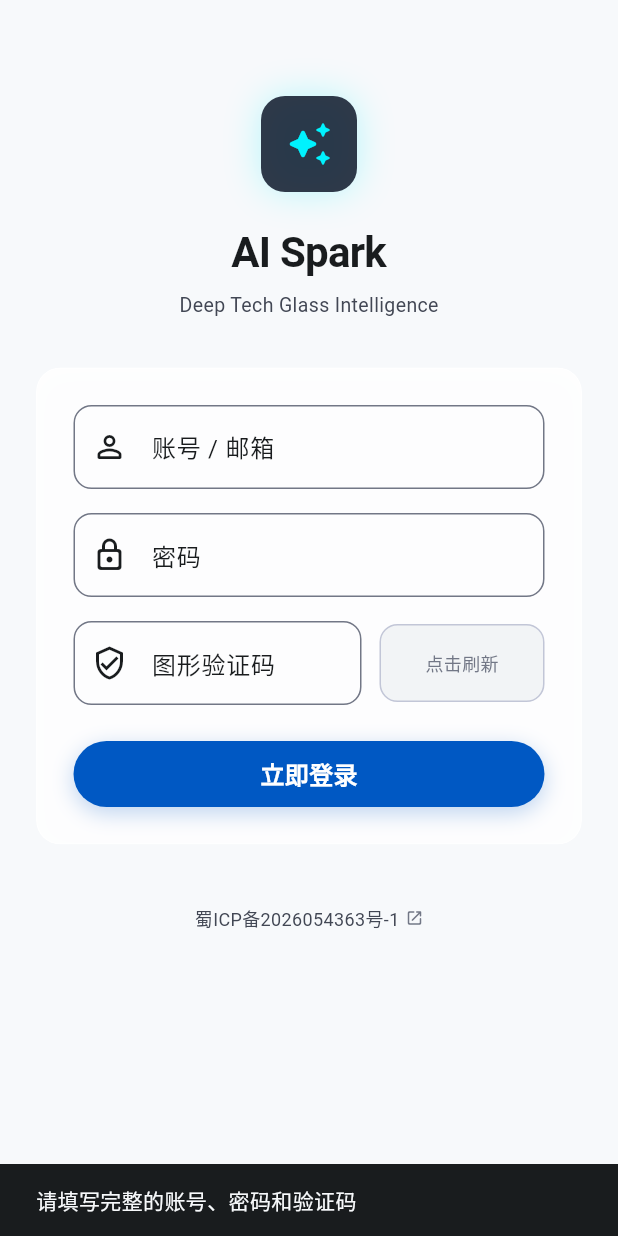
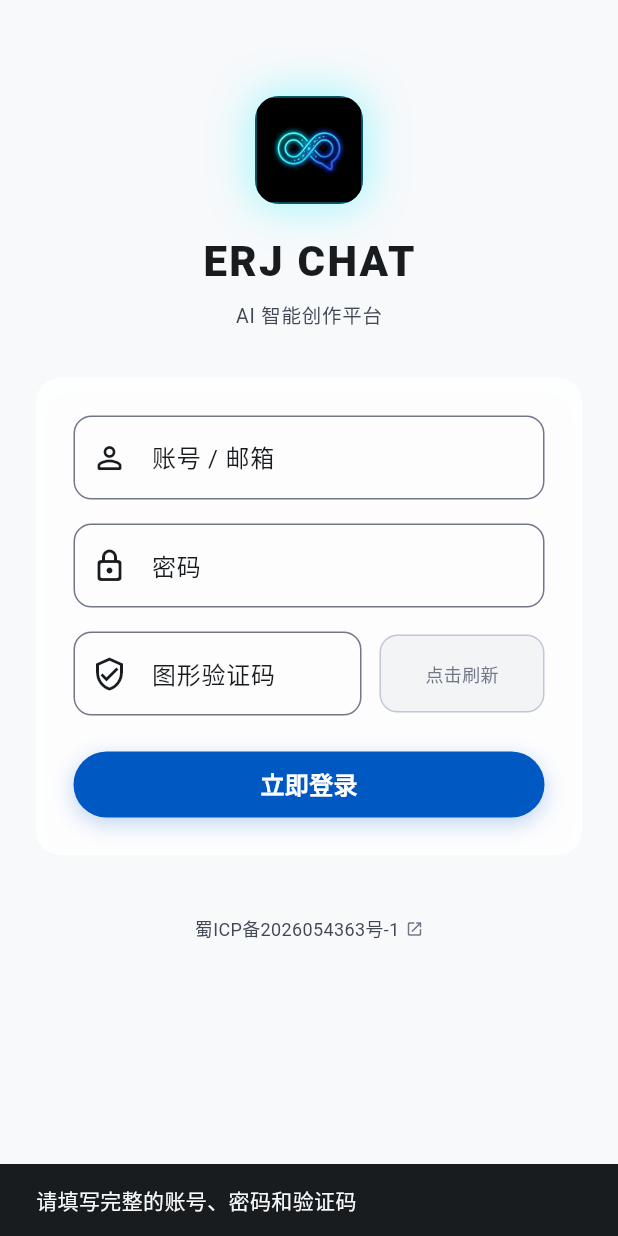
Before and after one commit to qwe6802557/AI-Chat-Project, a Flutter app: the screen it shows after launch, after a tap on "立即登录", on a phone screen of 412 x 824 dp. Run offline on Flutter 3.47's test engine with Material 3 defaults, Android fonts, the phone set to English and light mode, and no system bars; our stand-ins replace audioplayers, cross_file, dio, file_picker, flutter_riverpod, flutter_secure_storage and 3 more; missing offline and left inert: record; network calls fail.

Commit message:
feat(mobile): 将登录页与主页面Logo及品牌文字对齐PC端(ERJ CHAT)
1. 引入PC端官方logo.png资产并配置pubspec.yaml资源目录

2. 登录页与主对话顶栏接入官方Logo，标题更新为ERJ CHAT

3. 欢迎占位图文与全局应用标题对齐为ERJ Chat

```diff
--- a/aiChatMobile/lib/features/auth/presentation/login_page.dart
+++ b/aiChatMobile/lib/features/auth/presentation/login_page.dart
@@ -154,33 +154,38 @@ class _LoginPageState extends ConsumerState<LoginPage> {
               const SizedBox(height: 32.0),
               Center(
                 child: Container(
-                  width: 64.0,
-                  height: 64.0,
+                  width: 72.0,
+                  height: 72.0,
                   decoration: BoxDecoration(
-                    color: StitchTokens.surfaceGlassDark,
+                    color: const Color(0xFF0F172A),
                     borderRadius: BorderRadius.circular(StitchTokens.radiusXl),
                     boxShadow: [
                       BoxShadow(
-                        color: StitchTokens.primaryGlow.withValues(alpha: 0.25),
-                        blurRadius: 20.0,
+                        color: StitchTokens.primaryGlow.withValues(alpha: 0.35),
+                        blurRadius: 24.0,
+                        spreadRadius: 2.0,
                       ),
                     ],
+                    border: Border.all(
+                      color: StitchTokens.primaryGlow.withValues(alpha: 0.3),
+                      width: 1.2,
+                    ),
                   ),
-                  child: const Icon(
-                    Icons.auto_awesome_rounded,
-                    color: StitchTokens.primaryGlow,
-                    size: 32.0,
+                  clipBehavior: Clip.antiAlias,
+                  child: Image.asset(
+                    'assets/images/logo.png',
+                    fit: BoxFit.contain,
                   ),
                 ),
               ),
-              const SizedBox(height: 20.0),
+              const SizedBox(height: 18.0),
               const Center(
                 child: Text(
-                  'AI Spark',
+                  'ERJ CHAT',
                   style: TextStyle(
                     fontSize: 28.0,
-                    fontWeight: FontWeight.w700,
-                    letterSpacing: -0.5,
+                    fontWeight: FontWeight.w800,
+                    letterSpacing: 1.5,
                     color: StitchTokens.onSurface,
                   ),
                 ),
@@ -188,10 +193,11 @@ class _LoginPageState extends ConsumerState<LoginPage> {
               const SizedBox(height: 6.0),
               const Center(
                 child: Text(
-                  'Deep Tech Glass Intelligence',
+                  'AI 智能创作平台',
                   style: TextStyle(
                     fontSize: 13.0,
                     color: StitchTokens.onSurfaceVariant,
+                    letterSpacing: 0.5,
                   ),
                 ),
               ),
--- a/aiChatMobile/lib/features/chat/presentation/chat_page.dart
+++ b/aiChatMobile/lib/features/chat/presentation/chat_page.dart
@@ -88,23 +88,35 @@ class _ChatPageState extends ConsumerState<ChatPage> {
     return Center(
       child: Column(
         mainAxisAlignment: MainAxisAlignment.center,
-        children: const [
-          Icon(
-            Icons.auto_awesome_rounded,
-            size: 48.0,
-            color: StitchTokens.primaryGlowSubtle,
+        children: [
+          Container(
+            width: 56.0,
+            height: 56.0,
+            decoration: BoxDecoration(
+              color: const Color(0xFF0F172A),
+              borderRadius: BorderRadius.circular(StitchTokens.radiusLg),
+              border: Border.all(
+                color: StitchTokens.primaryGlow.withValues(alpha: 0.25),
+                width: 1.0,
+              ),
+            ),
+            clipBehavior: Clip.antiAlias,
+            child: Image.asset(
+              'assets/images/logo.png',
+              fit: BoxFit.contain,
+            ),
           ),
-          SizedBox(height: 16.0),
-          Text(
-            '向 AI Spark 开启新的探讨',
+          const SizedBox(height: 16.0),
+          const Text(
+            '向 ERJ Chat 开启新的探讨',
             style: TextStyle(
               fontSize: 15.0,
               fontWeight: FontWeight.w600,
               color: StitchTokens.onSurfaceVariant,
             ),
           ),
-          SizedBox(height: 4.0),
-          Text(
+          const SizedBox(height: 4.0),
+          const Text(
             '支持深度思考、多语言代码与 Markdown 输出',
             style: TextStyle(fontSize: 12.0, color: StitchTokens.outline),
           ),
--- a/aiChatMobile/lib/features/chat/presentation/widgets/chat_top_header.dart
+++ b/aiChatMobile/lib/features/chat/presentation/widgets/chat_top_header.dart
@@ -29,48 +29,61 @@ class ChatTopHeader extends ConsumerWidget {
           Row(
             children: [
               Container(
-                width: 32.0,
-                height: 32.0,
+                width: 34.0,
+                height: 34.0,
                 decoration: BoxDecoration(
-                  color: StitchTokens.surfaceGlassDark,
+                  color: const Color(0xFF0F172A),
                   borderRadius: BorderRadius.circular(StitchTokens.radiusMd),
+                  border: Border.all(
+                    color: StitchTokens.primaryGlow.withValues(alpha: 0.25),
+                    width: 1.0,
+                  ),
                 ),
-                child: const Icon(
-                  Icons.auto_awesome_rounded,
-                  color: StitchTokens.primaryGlow,
-                  size: 18.0,
+                clipBehavior: Clip.antiAlias,
+                child: Image.asset(
+                  'assets/images/logo.png',
+                  fit: BoxFit.contain,
                 ),
               ),
-              const SizedBox(width: 8.0),
+              const SizedBox(width: 9.0),
               Column(
                 crossAxisAlignment: CrossAxisAlignment.start,
                 children: [
                   Row(
                     children: [
                       const Text(
-                        'AI Spark',
+                        'ERJ CHAT',
                         style: TextStyle(
-                          fontSize: 16.0,
-                          fontWeight: FontWeight.w700,
+                          fontSize: 15.5,
+                          fontWeight: FontWeight.w800,
+                          letterSpacing: 0.6,
                           color: StitchTokens.onSurface,
                         ),
                       ),
-                      const SizedBox(width: 4.0),
+                      const SizedBox(width: 5.0),
                       Container(
-                        padding: const EdgeInsets.symmetric(horizontal: 6.0, vertical: 2.0),
+                        padding: const EdgeInsets.symmetric(horizontal: 5.0, vertical: 1.5),
                         decoration: BoxDecoration(
-                          color: StitchTokens.surfaceContainer,
+                          color: StitchTokens.primary.withValues(alpha: 0.12),
                           borderRadius: BorderRadius.circular(StitchTokens.radiusFull),
+                          border: Border.all(
+                            color: StitchTokens.primary.withValues(alpha: 0.3),
+                            width: 0.8,
+                          ),
                         ),
                         child: const Text(
-                          'PRO',
-                          style: TextStyle(fontSize: 10.0, fontWeight: FontWeight.w700),
+                          'AI',
+                          style: TextStyle(
+                            fontSize: 9.5,
+                            fontWeight: FontWeight.w700,
+                            color: StitchTokens.primary,
+                          ),
                         ),
                       ),
                     ],
                   ),
                   const Text(
-                    'Chat Workbench',
+                    '智能 AI 对话助手',
                     style: TextStyle(fontSize: 11.0, color: StitchTokens.onSurfaceVariant),
                   ),
                 ],
--- a/aiChatMobile/lib/main.dart
+++ b/aiChatMobile/lib/main.dart
@@ -32,7 +32,7 @@ class AiChatMobileApp extends ConsumerWidget {
     final router = ref.watch(routerProvider);
 
     return MaterialApp.router(
-      title: 'AI Spark - AI Chat',
+      title: 'ERJ Chat',
       debugShowCheckedModeBanner: false,
       theme: StitchTheme.lightTheme,
       routerConfig: router,
--- a/aiChatMobile/pubspec.yaml
+++ b/aiChatMobile/pubspec.yaml
@@ -51,3 +51,5 @@ dev_dependencies:
 
 flutter:
   uses-material-design: true
+  assets:
+    - assets/images/
```
Also changed, not shown: aiChatMobile/assets/images/logo.png (added).
